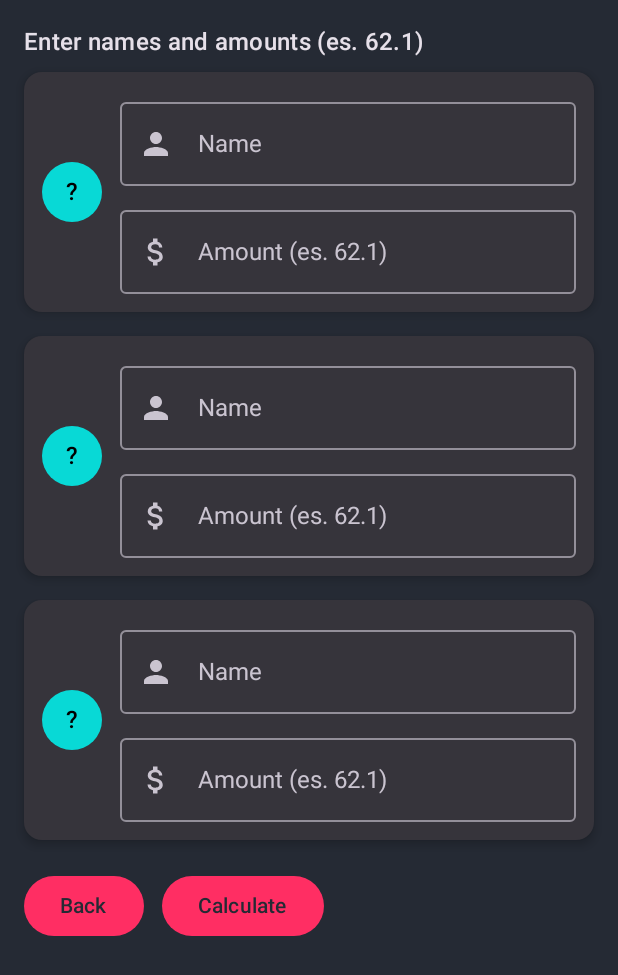
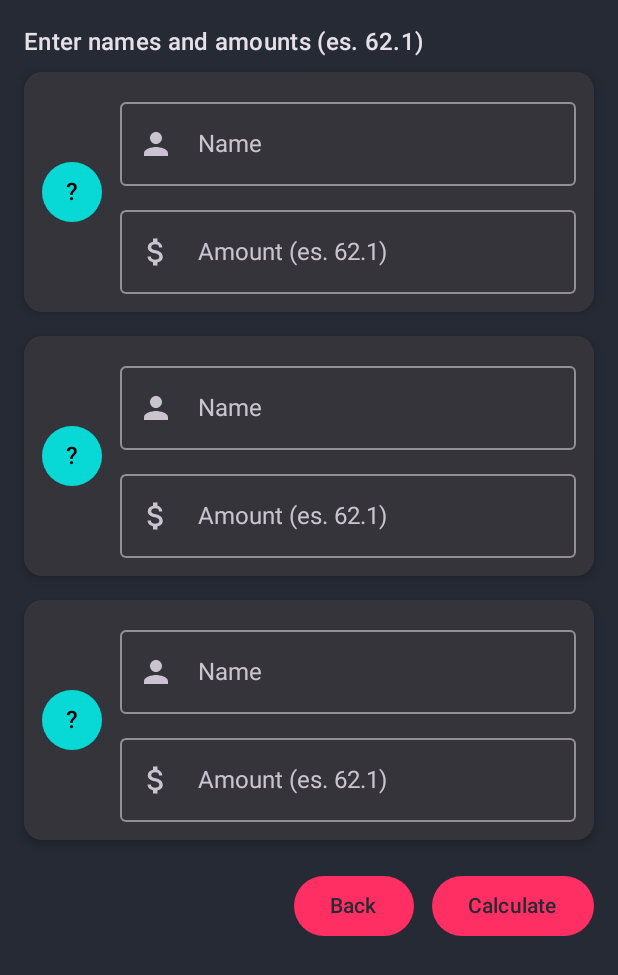
Before and after one commit to Hachi-69/Splitly, an Android app built with Jetpack Compose: the screen it shows after launch (MainActivity), after a tap on "Start split", on a phone screen of 412 x 824 dp. Shown: the top 975 px of the screen. Run offline under Robolectric (Android 15) with nearby library versions, the phone set to English and light mode, and no system bars.

Commit message:
minor changes

```diff
--- a/app/src/main/java/com/example/splitly/ui/screens/InputScreen.kt
+++ b/app/src/main/java/com/example/splitly/ui/screens/InputScreen.kt
@@ -3,6 +3,7 @@ package com.example.splitly.ui.screens
 import androidx.compose.foundation.background
 import androidx.compose.foundation.layout.Box
 import androidx.compose.foundation.layout.Column
+import androidx.compose.foundation.layout.Arrangement
 import androidx.compose.foundation.layout.Row
 import androidx.compose.foundation.layout.fillMaxWidth
 import androidx.compose.foundation.layout.padding
@@ -46,7 +47,11 @@ fun InputScreen(vm: ExpenseViewModel) {
             }
         }
 
-        Row(modifier = Modifier.padding(top = 12.dp), verticalAlignment = Alignment.CenterVertically) {
+        Row(
+            modifier = Modifier.fillMaxWidth().padding(top = 12.dp),
+            verticalAlignment = Alignment.CenterVertically,
+            horizontalArrangement = Arrangement.End
+        ) {
             Button(onClick = { vm.backToHome() }) {
                 Text("Back")
             }
```
